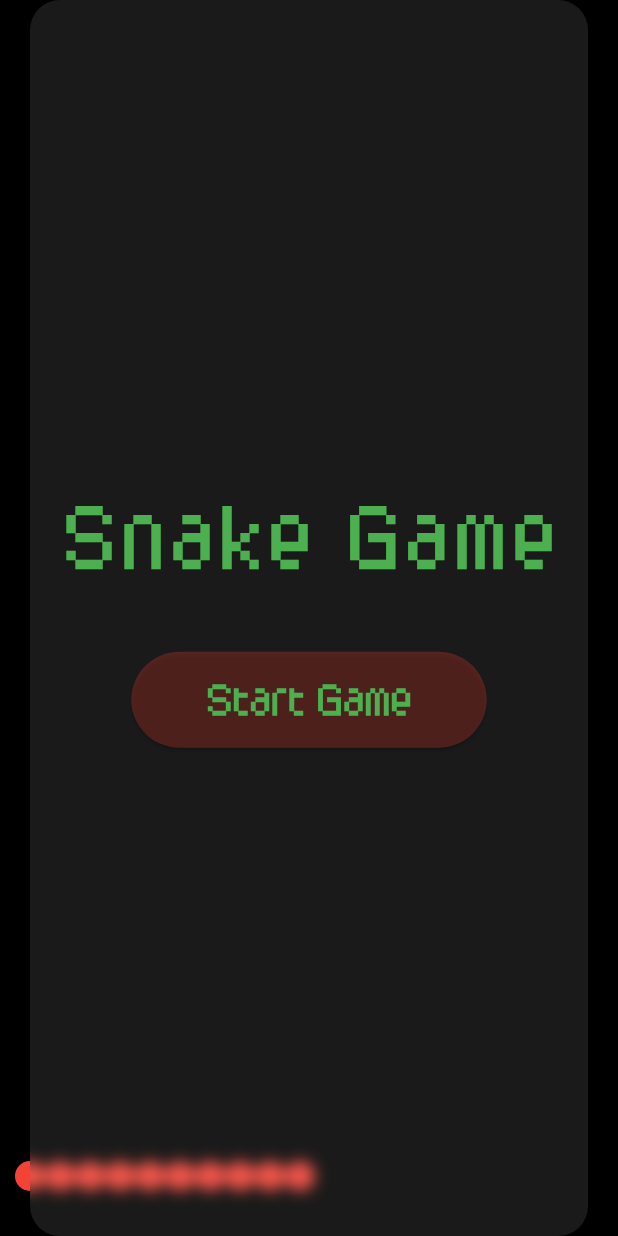
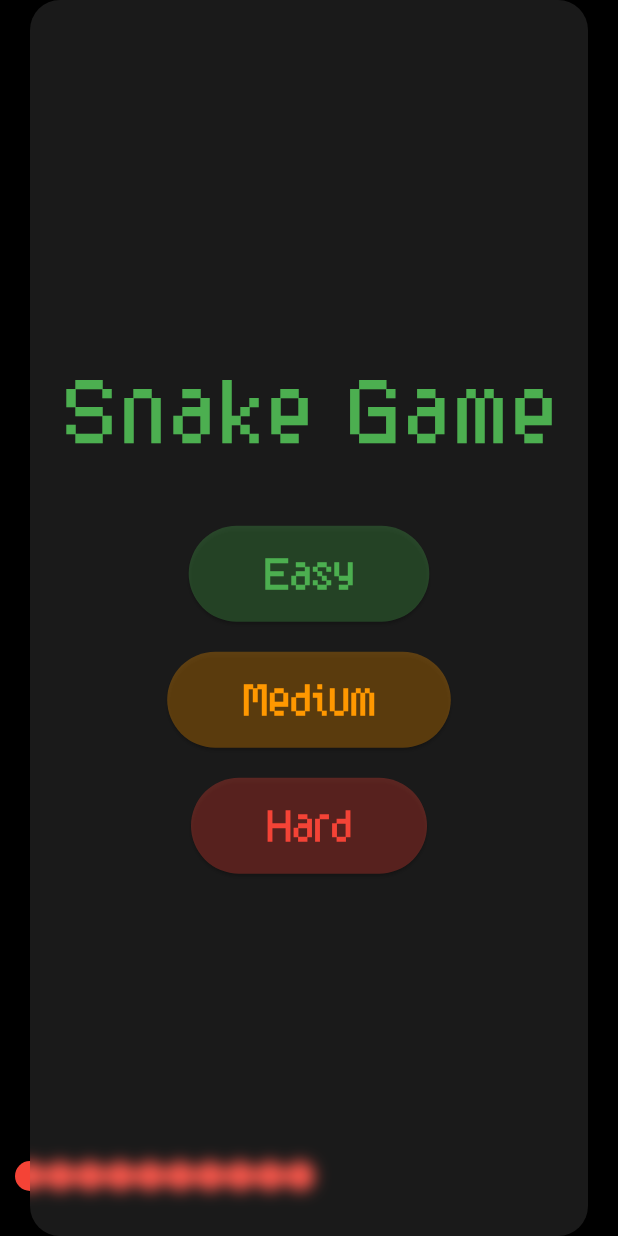
Before and after one commit to prathmesh-d-glitch/Snake-game, a Flutter app: the screen it shows after launch, on a phone screen of 412 x 824 dp. Run offline on Flutter 3.47's test engine with Material 3 defaults, Android fonts, the phone set to English and light mode, and no system bars.

Commit message:
Difficulty levels update

```diff
--- a/lib/game.dart
+++ b/lib/game.dart
@@ -6,7 +6,10 @@ import 'direction.dart';
 import 'piece.dart';
 import 'control_panel.dart';
 
+// ignore: must_be_immutable
 class GamePage extends StatefulWidget {
+  String difficulty;
+  GamePage({required this.difficulty});
   @override
   _GamePageState createState() => _GamePageState();
 }
@@ -45,7 +48,8 @@ class _GamePageState extends State<GamePage> {
 
     if (detectSelfCollision()) {
       if (timer != null && timer!.isActive) timer!.cancel();
-      await Future.delayed(Duration(milliseconds: 500), () => showGameOverDialog());
+      await Future.delayed(
+          Duration(milliseconds: 500), () => showGameOverDialog());
     }
   }
 
@@ -90,7 +94,8 @@ class _GamePageState extends State<GamePage> {
   Offset getRandomPositionWithinRange() {
     int posX = Random().nextInt(upperBoundX) + lowerBoundX;
     int posY = Random().nextInt(upperBoundY) + lowerBoundY;
-    return Offset(roundToNearestTens(posX).toDouble(), roundToNearestTens(posY).toDouble());
+    return Offset(roundToNearestTens(posX).toDouble(),
+        roundToNearestTens(posY).toDouble());
   }
 
   void showGameOverDialog() {
@@ -123,7 +128,8 @@ class _GamePageState extends State<GamePage> {
               },
               child: Text(
                 "Restart",
-                style: TextStyle(color: Colors.white, fontWeight: FontWeight.bold),
+                style:
+                    TextStyle(color: Colors.white, fontWeight: FontWeight.bold),
               ),
             ),
           ],
@@ -215,7 +221,6 @@ class _GamePageState extends State<GamePage> {
     }
   }
 
-
   Widget getScore() {
     return Positioned(
       top: 50.0,
--- a/lib/welcome/welcome_page.dart
+++ b/lib/welcome/welcome_page.dart
@@ -78,7 +78,7 @@ class _WelcomeScreenState extends State<WelcomeScreen> {
             ),
           ),
 
-          // Frosted Glass Effect with title and button
+          // Frosted Glass Effect with title and buttons
           Center(
             child: FrostedGlassEffect(
               child: Column(
@@ -95,28 +95,97 @@ class _WelcomeScreenState extends State<WelcomeScreen> {
                     ),
                   ),
                   SizedBox(height: 40),
+
+                  // Easy Button
                   ElevatedButton(
                     style: ElevatedButton.styleFrom(
                       padding:
                           EdgeInsets.symmetric(horizontal: 50, vertical: 20),
                       textStyle:
                           TextStyle(fontSize: 24, fontWeight: FontWeight.bold),
-                          backgroundColor: const Color.fromARGB(67, 244, 67, 54),
+                      backgroundColor: Colors.green.withOpacity(0.3),
                       shape: RoundedRectangleBorder(
                         borderRadius: BorderRadius.circular(40),
                       ),
                     ),
                     onPressed: () {
+                      // Pass the difficulty level "easy"
                       Navigator.push(
                         context,
-                        MaterialPageRoute(builder: (context) => GamePage()),
+                        MaterialPageRoute(
+                          builder: (context) => GamePage(difficulty: 'easy'),
+                        ),
                       );
                     },
                     child: Text(
-                      "Start Game",
+                      "Easy",
                       style: TextStyle(
                         fontFamily: 'PixelFont',
                         color: Colors.green,
+                      ),
+                    ),
+                  ),
+
+                  SizedBox(height: 20),
+
+                  // Medium Button
+                  ElevatedButton(
+                    style: ElevatedButton.styleFrom(
+                      padding:
+                          EdgeInsets.symmetric(horizontal: 50, vertical: 20),
+                      textStyle:
+                          TextStyle(fontSize: 24, fontWeight: FontWeight.bold),
+                      backgroundColor: Colors.orange.withOpacity(0.3),
+                      shape: RoundedRectangleBorder(
+                        borderRadius: BorderRadius.circular(40),
+                      ),
+                    ),
+                    onPressed: () {
+                      // Pass the difficulty level "medium"
+                      Navigator.push(
+                        context,
+                        MaterialPageRoute(
+                          builder: (context) => GamePage(difficulty: 'medium'),
+                        ),
+                      );
+                    },
+                    child: Text(
+                      "Medium",
+                      style: TextStyle(
+                        fontFamily: 'PixelFont',
+                        color: Colors.orange,
+                      ),
+                    ),
+                  ),
+
+                  SizedBox(height: 20),
+
+                  // Hard Button
+                  ElevatedButton(
+                    style: ElevatedButton.styleFrom(
+                      padding:
+                          EdgeInsets.symmetric(horizontal: 50, vertical: 20),
+                      textStyle:
+                          TextStyle(fontSize: 24, fontWeight: FontWeight.bold),
+                      backgroundColor: Colors.red.withOpacity(0.3),
+                      shape: RoundedRectangleBorder(
+                        borderRadius: BorderRadius.circular(40),
+                      ),
+                    ),
+                    onPressed: () {
+                      // Pass the difficulty level "hard"
+                      Navigator.push(
+                        context,
+                        MaterialPageRoute(
+                          builder: (context) => GamePage(difficulty: 'hard'),
+                        ),
+                      );
+                    },
+                    child: Text(
+                      "Hard",
+                      style: TextStyle(
+                        fontFamily: 'PixelFont',
+                        color: Colors.red,
                       ),
                     ),
                   ),
```
